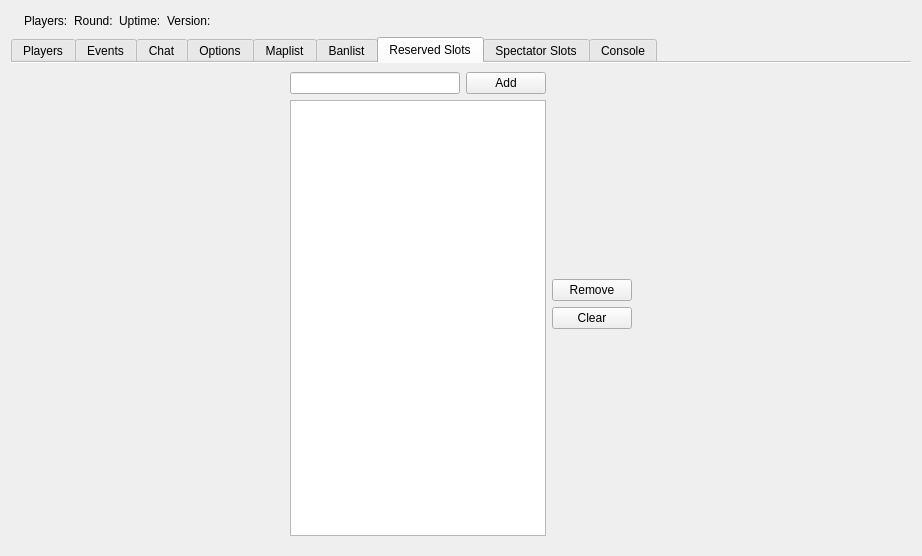
This is Client/bf4/BF4.ui in OpenRcon/OpenRcon as Qt 5 draws it before an edit. The edited form follows.
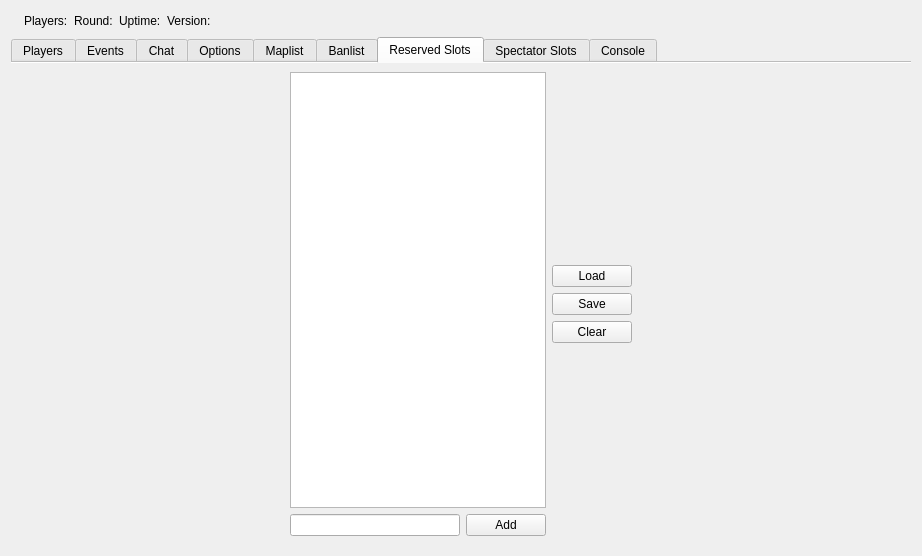
This is the edited form. The open tabs and pages were chosen to show the change. Icons and pictures are not drawn.

Commit message: Implemented Reserved Slots GUI for BF4.

Patch:
```diff
--- a/Client/bf4/BF4.ui
+++ b/Client/bf4/BF4.ui
@@ -776,17 +776,17 @@
        </item>
        <item row="0" column="1">
         <layout class="QGridLayout" name="gridLayout_6">
-         <item row="0" column="0">
-          <widget class="QLineEdit" name="lineEdit"/>
+         <item row="3" column="0">
+          <widget class="QLineEdit" name="lineEdit_rs_player"/>
          </item>
-         <item row="0" column="1" colspan="3">
-          <widget class="QPushButton" name="pushButton_3">
+         <item row="3" column="1" colspan="4">
+          <widget class="QPushButton" name="pushButton_rs_add">
            <property name="text">
             <string>Add</string>
            </property>
           </widget>
          </item>
-         <item row="0" column="4" rowspan="3">
+         <item row="0" column="5" rowspan="4">
           <layout class="QVBoxLayout" name="verticalLayout">
            <item>
             <spacer name="verticalSpacer_4">
@@ -806,12 +806,19 @@
              <item>
               <widget class="QPushButton" name="pushButton">
                <property name="text">
-                <string>Remove</string>
+                <string>Load</string>
                </property>
               </widget>
              </item>
              <item>
-              <widget class="QPushButton" name="pushButton_2">
+              <widget class="QPushButton" name="pushButton_rs_save">
+               <property name="text">
+                <string>Save</string>
+               </property>
+              </widget>
+             </item>
+             <item>
+              <widget class="QPushButton" name="pushButton_rs_clear">
                <property name="text">
                 <string>Clear</string>
                </property>
@@ -834,8 +841,12 @@
            </item>
           </layout>
          </item>
-         <item row="1" column="0" rowspan="2" colspan="4">
-          <widget class="QListWidget" name="listWidget_rs_reservedSlots"/>
+         <item row="0" column="0" rowspan="3" colspan="5">
+          <widget class="QListWidget" name="listWidget_rs_reservedSlotsList">
+           <property name="contextMenuPolicy">
+            <enum>Qt::CustomContextMenu</enum>
+           </property>
+          </widget>
          </item>
         </layout>
        </item>
```
Left out of the diff: 4 changed lines with no effect on the pictures. The commit also changes 3 other files.
